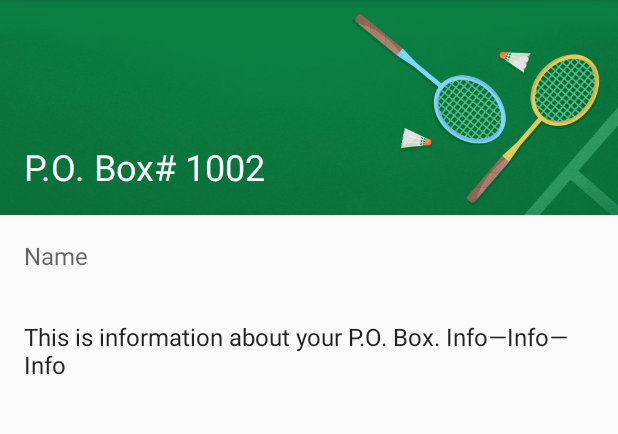
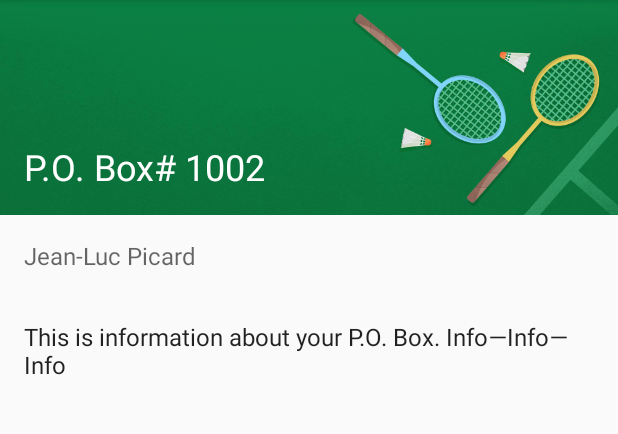
Before and after one commit to Smoke-Signal-Development-Team/YouveGotMail, an Android app: the RegisteredBoxes screen opened directly, with no data from a screen before it, after a tap on "P.O. Box# 1002", on a phone screen of 412 x 824 dp, the part 84-518 px from its top. Run offline under Robolectric (Android 15) with nearby library versions, the phone set to English and light mode, and no system bars.

Commit message:
Syncing name with views

```diff
--- a/app/src/main/java/com/example/youvegotmail/DetailActivity.java
+++ b/app/src/main/java/com/example/youvegotmail/DetailActivity.java
@@ -27,10 +27,12 @@ public class DetailActivity extends AppCompatActivity {
 
         // Initialize the views.
         TextView sportsTitle = findViewById(R.id.titleDetail);
+        TextView sportsInfo = findViewById(R.id.infoDetail);
         ImageView sportsImage = findViewById(R.id.sportsImageDetail);
 
         // Set the text from the Intent extra.
         sportsTitle.setText(getIntent().getStringExtra("title"));
+        sportsInfo.setText(getIntent().getStringExtra("info"));
 
         // Load the image using the Glide library and the Intent extra.
         Glide.with(this).load(getIntent().getIntExtra("image_resource",0))
--- a/app/src/main/java/com/example/youvegotmail/SportsAdapter.java
+++ b/app/src/main/java/com/example/youvegotmail/SportsAdapter.java
@@ -127,6 +127,7 @@ class SportsAdapter extends RecyclerView.Adapter<SportsAdapter.ViewHolder>  {
             detailIntent.putExtra("title", currentSport.getTitle());
             detailIntent.putExtra("image_resource",
                     currentSport.getImageResource());
+            detailIntent.putExtra("info", currentSport.getInfo());
             mContext.startActivity(detailIntent);
         }
     }
--- a/app/src/main/res/layout/activity_detail.xml
+++ b/app/src/main/res/layout/activity_detail.xml
@@ -25,7 +25,7 @@
             android:theme="@style/ThemeOverlay.AppCompat.Dark" />
 
         <TextView
-            android:id="@+id/newsTitleDetail"
+            android:id="@+id/infoDetail"
             style="@style/TextAppearance.AppCompat.Subhead"
             android:layout_width="wrap_content"
             android:layout_height="wrap_content"
@@ -39,7 +39,7 @@
             style="@style/TextAppearance.AppCompat.Subhead"
             android:layout_width="wrap_content"
             android:layout_height="wrap_content"
-            android:layout_below="@id/newsTitleDetail"
+            android:layout_below="@id/infoDetail"
             android:padding="16dp"
             android:text="@string/subtitle_detail_text" />
 
```
